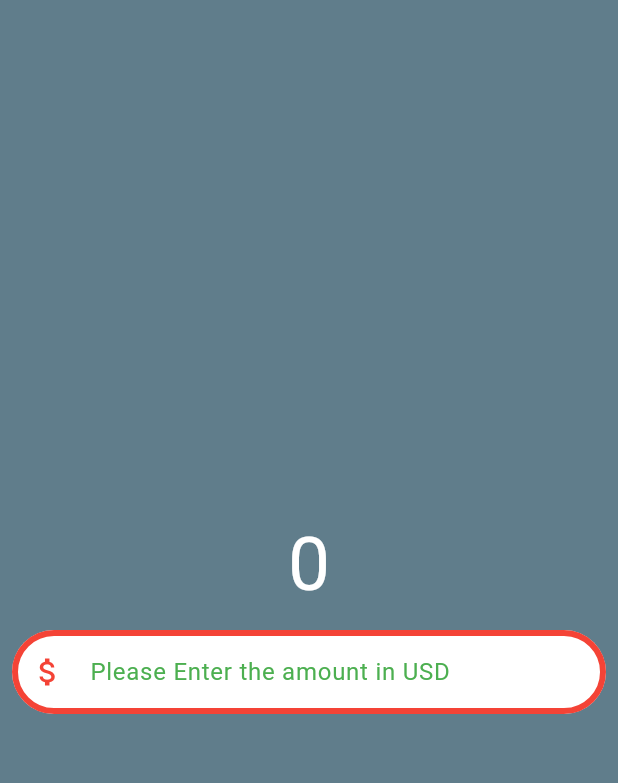
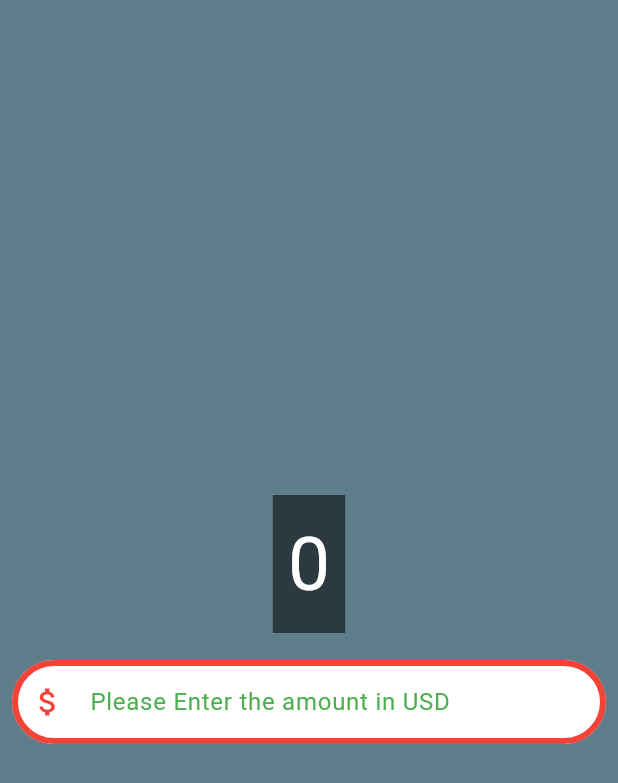
Before and after one commit to DragonEmperor9480/currency_converter, a Flutter app: the screen it shows after launch, on a phone screen of 412 x 824 dp. Shown: the top 783 px of the screen. Run offline on Flutter 3.47's test engine with Material 3 defaults, Android fonts, the phone set to English and light mode, and no system bars.

Commit message:
wrap Text in container and demonstrating the exampe of padding and margin

```diff
--- a/lib/currency_converter_material_design.dart
+++ b/lib/currency_converter_material_design.dart
@@ -18,12 +18,17 @@ class CurrencyConverterMaterialPage extends StatelessWidget {
         child: Column(
           mainAxisAlignment: MainAxisAlignment.center,
           children: [
-            Text(
-              "0",
-              style: TextStyle(
-                fontSize: 50,
-                fontWeight: FontWeight.normal,
-                color: Color.fromARGB(255, 255, 255, 255),
+            Container(
+              padding: const EdgeInsets.all(10),
+              margin: const EdgeInsets.all(10),
+              color: Colors.black54,
+              child: Text(
+                "0",
+                style: TextStyle(
+                  fontSize: 50,
+                  fontWeight: FontWeight.normal,
+                  color: Color.fromARGB(255, 255, 255, 255),
+                ),
               ),
             ),
             //margin: it deals with the stuff outside the container.
```
